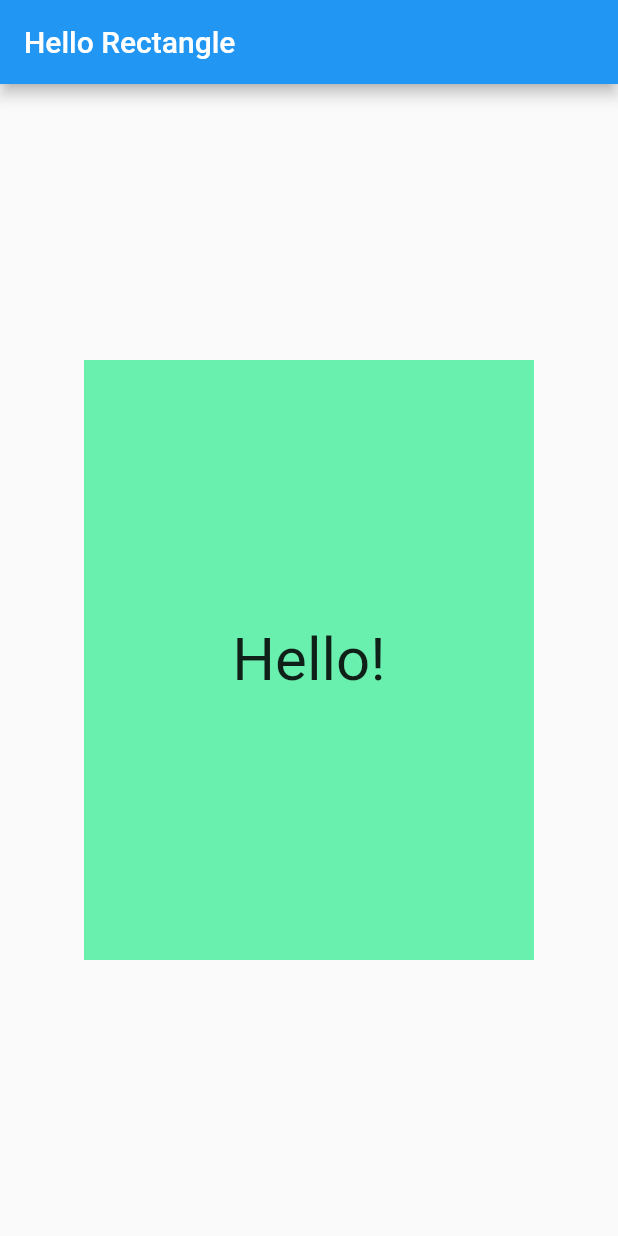
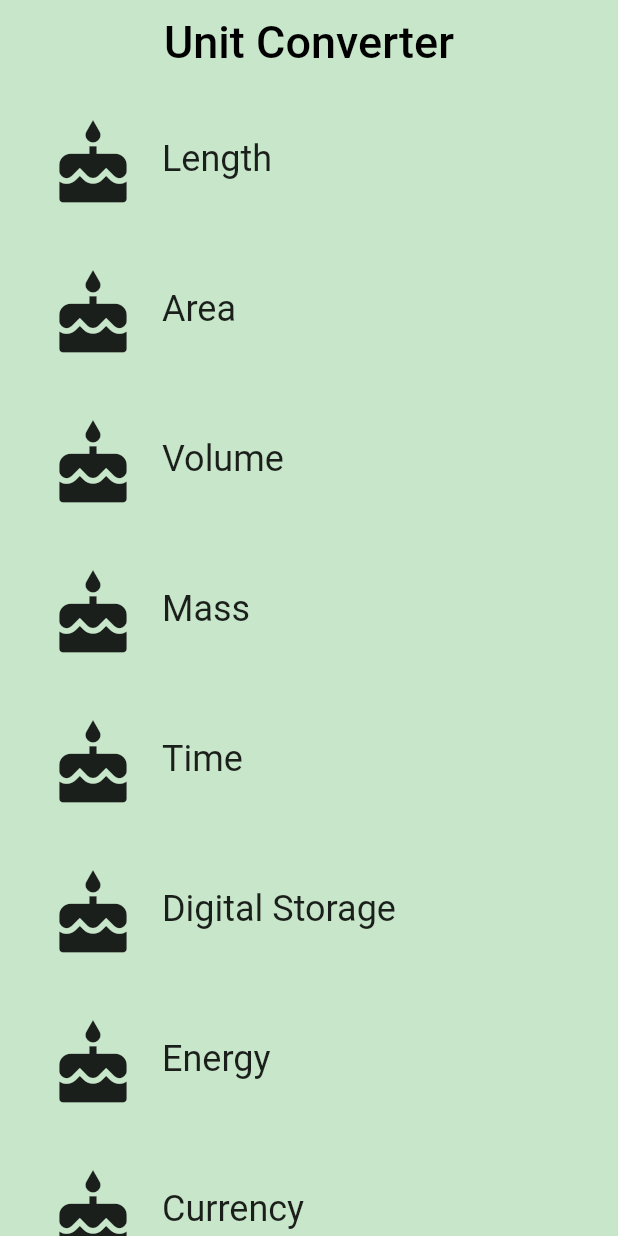
Before and after one commit to agvieira/UnitConverter, a Flutter app: the screen it shows after launch, on a phone screen of 412 x 824 dp. Run offline on Flutter 3.47's test engine with Material 2 defaults, Android fonts, the phone set to English and light mode, and no system bars; missing offline and left inert: dart:ffi.

Commit message:
create layout unit converter

```diff
--- /dev/null
+++ b/unit_converter/lib/category.dart
@@ -0,0 +1,87 @@
+import 'package:flutter/material.dart';
+import 'package:meta/meta.dart';
+import 'converter_route.dart';
+import 'unit.dart';
+
+final _rowHeight = 100.0;
+final _borderRadius = BorderRadius.circular(_rowHeight / 2.0);
+
+class Category extends StatelessWidget {
+
+  final String name;
+  final ColorSwatch color;
+  final IconData iconLocation;
+  final List<Unit> units;
+
+  const Category({
+    Key key,
+    @required this.name,
+    @required this.color,
+    @required this.iconLocation,
+    @required this.units
+  })  : assert(name != null),
+        assert(color != null),
+        assert(iconLocation != null),
+        assert(units != null),
+        super(key: key);
+
+  void _navigateToConverter(BuildContext context) {
+    Navigator.of(context).push(MaterialPageRoute<Null>(
+      builder: (BuildContext context) {
+        return Scaffold(
+          appBar: AppBar(
+            elevation: 1.0,
+            title: Text(
+              name,
+              style: Theme.of(context).textTheme.display1,
+            ),
+            centerTitle: true,
+            backgroundColor: color,
+          ),
+          body: ConverterRoute(
+            color: color,
+            units: units,
+          ),
+        );
+      },
+    ));
+  }
+
+  @override
+  Widget build(BuildContext context) {
+    return Material(
+      color: Colors.transparent,
+      child: Container(
+        height: _rowHeight,
+        child: InkWell(
+          borderRadius: _borderRadius,
+          highlightColor: color,
+          splashColor: color,
+          onTap: () => _navigateToConverter(context),
+          child: Padding(
+            padding: EdgeInsets.all(8.0),
+            child: Row(
+              crossAxisAlignment: CrossAxisAlignment.stretch,
+              children: [
+                Padding(
+                  padding: EdgeInsets.all(16.0),
+                  child: Icon(
+                    iconLocation,
+                    size: 60.0,
+                  ),
+                ),
+                Center(
+                  child: Text(
+                    name,
+                    textAlign: TextAlign.center,
+                    style: Theme.of(context).textTheme.headline,
+                  ),
+                ),
+              ],
+            )
+          ),
+        ),
+      ),
+    );
+  }
+}
--- /dev/null
+++ b/unit_converter/lib/category_route.dart
@@ -0,0 +1,75 @@
+import 'package:flutter/material.dart';
+import 'package:unit_converter/unit.dart';
+import 'category.dart';
+
+class CategoryItem {
+  final String name;
+  final ColorSwatch color;
+  const CategoryItem(this.name, this.color);
+}
+
+final _backgroundColor = Colors.green[100];
+
+class CategoryRoute extends StatefulWidget {
+  const CategoryRoute();
+
+  @override
+  _CategoryRouteState createState() => _CategoryRouteState();
+}
+
+class _CategoryRouteState extends State<CategoryRoute> {
+
+  static const _categoriesItem = <CategoryItem>[
+    CategoryItem('Length', Colors.tealAccent),
+    CategoryItem('Area', Colors.orangeAccent),
+    CategoryItem('Volume', Colors.pinkAccent),
+    CategoryItem('Mass', Colors.blueAccent),
+    CategoryItem('Time', Colors.yellowAccent),
+    CategoryItem('Digital Storage', Colors.greenAccent),
+    CategoryItem('Energy', Colors.purpleAccent),
+    CategoryItem('Currency', Colors.redAccent),
+  ];
+
+  Widget _buildCategoryWidgets(List<Widget> categories) {
+    return ListView.builder(
+      itemBuilder: (BuildContext context, int index) => categories[index],
+      itemCount: categories.length,
+    );
+  }
+
+  List<Unit> _retrieveUnitList(String categoryName) {
+    return List.generate(10, (int i) {
+      i += 1;
+      return Unit(name: '$categoryName $i', conversion: i.toDouble());
+    });
+  }
+
+  @override
+  Widget build(BuildContext context) {
+
+    final categories = _categoriesItem.map( (e) => Category(name: e.name, color: e.color, iconLocation: Icons.cake, units: _retrieveUnitList(e.name))).toList();
+    final listView = Container(
+      color: _backgroundColor,
+      padding: EdgeInsets.symmetric(horizontal: 8.0),
+      child: _buildCategoryWidgets(categories),
+    );
+
+    final appBar = AppBar(
+      elevation: 0.0,
+      title: Text(
+        'Unit Converter',
+        style: TextStyle(
+          color: Colors.black,
+          fontSize: 30.0,
+        ),
+      ),
+      centerTitle: true,
+      backgroundColor: _backgroundColor,
+    );
+
+    return Scaffold(
+      appBar: appBar,
+      body: listView,
+    );
+  }
+}
--- a/unit_converter/lib/main.dart
+++ b/unit_converter/lib/main.dart
@@ -1,36 +1,17 @@
 import 'package:flutter/material.dart';
+import 'category_route.dart';
 
 void main() {
-  runApp(
-    MaterialApp(
-      debugShowCheckedModeBanner: false,
-      title: 'Hello Rectangle',
-      home: Scaffold(
-        appBar: AppBar(
-          title: Text('Hello Rectangle'),
-        ),
-        body: HelloRectangle(),
-      ),
-    ),
-  );
+  runApp(UnitConverterApp());
 }
 
-class HelloRectangle extends StatelessWidget {
+class UnitConverterApp extends StatelessWidget {
   @override
   Widget build(BuildContext context) {
-    return Center(
-      child: Container(
-        color: Colors.greenAccent,
-        height: 400.0,
-        width: 300.0,
-        child: Center(
-          child: Text(
-            'Hello!',
-            style: TextStyle(fontSize: 40.0),
-            textAlign: TextAlign.center,
-          ),
-        ),
-      ),
+    return MaterialApp(
+      debugShowCheckedModeBanner: false,
+      title: 'Unit Converter',
+      home: CategoryRoute(),
     );
   }
 }
--- /dev/null
+++ b/unit_converter/lib/unit.dart
@@ -0,0 +1,19 @@
+import 'package:meta/meta.dart';
+
+class Unit {
+  final String name;
+  final double conversion;
+
+  const Unit({
+    @required this.name,
+    @required this.conversion,
+  })  : assert(name != null),
+        assert(conversion != null);
+
+  /// Creates a [Unit] from a JSON object.
+  Unit.fromJson(Map jsonMap)
+      : assert(jsonMap['name'] != null),
+        assert(jsonMap['conversion'] != null),
+        name = jsonMap['name'],
+        conversion = jsonMap['conversion'].toDouble();
+}
```
Also changed, not shown: unit_converter/lib/converter_route.dart (added, +150 -0 lines), unit_converter/lib/input_field.dart (added, +115 -0 lines), unit_converter/lib/output_field.dart (added, +110 -0 lines).
